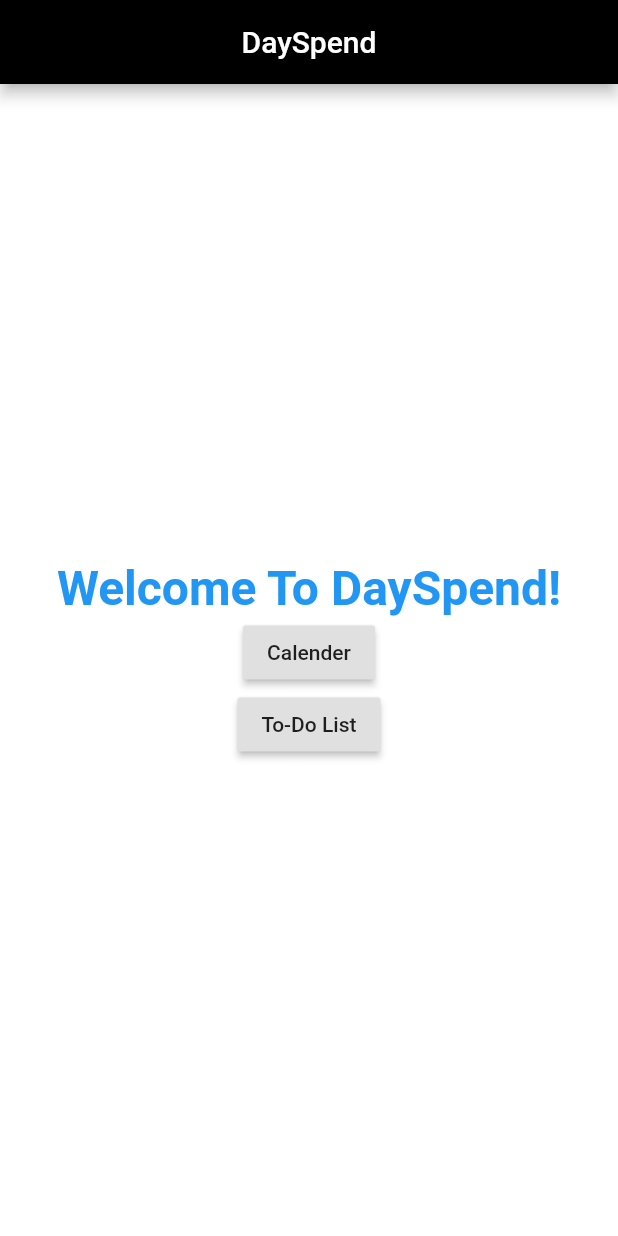
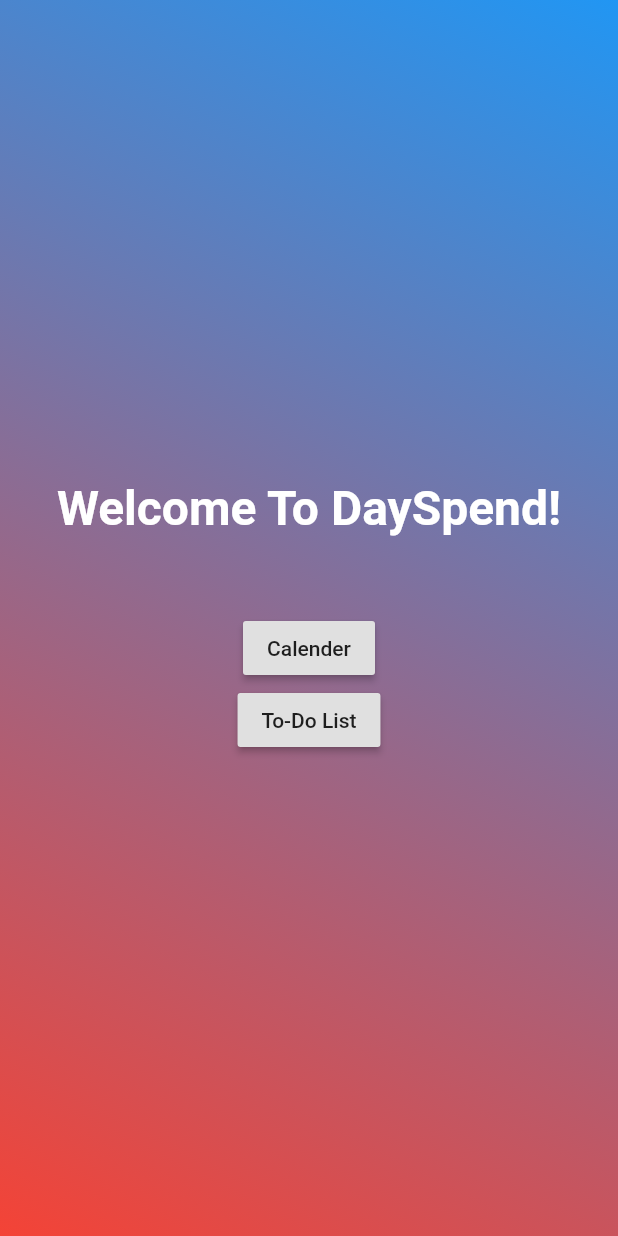
Before and after one commit to danielwse/Orbital, a Flutter app: the screen it shows after launch, on a phone screen of 412 x 824 dp. Run offline on Flutter 3.47's test engine with Material 2 defaults, Android fonts, the phone set to English and light mode, and no system bars.

Commit message:
changed background

```diff
--- a/DaySpend/lib/homepage.dart
+++ b/DaySpend/lib/homepage.dart
@@ -4,38 +4,57 @@ class HomePage extends StatelessWidget {
   @override
   Widget build(BuildContext context) {
     return Scaffold(
-      backgroundColor: Colors.white,
+        /*
       appBar: AppBar(
         backgroundColor: Colors.black,
         title: Text("DaySpend",
         style: TextStyle(color: Colors.white),
         ),
         centerTitle: true,
-      ),
-      body: Center(
+      ),*/
+        body: Container(
+      decoration: BoxDecoration(
+          gradient: LinearGradient(
+              begin: Alignment.topRight,
+              end: Alignment.bottomLeft,
+              colors: [
+            Colors.blue,
+            Colors.red,
+          ])),
       child: Column(
         mainAxisAlignment: MainAxisAlignment.center,
         children: <Widget>[
-            Text("Welcome To DaySpend!",
+          Container(
+            width: double.infinity,
+            child: Text(
+              "Welcome To DaySpend!",
               style: TextStyle(
                   fontSize: 32,
                   fontWeight: FontWeight.bold,
                   foreground: Paint()
                     ..style = PaintingStyle.fill
                     ..strokeWidth = 3
-              ..color = Colors.blue
-            )
+                    ..color = Colors.white),
+              textAlign: TextAlign.center,
             ),
-          new RaisedButton(onPressed: () {},
+            margin: EdgeInsets.only(bottom: 50),
+          ),
+          Container(
+            child: new RaisedButton(
+              onPressed: () {},
               child: new Text("Calender"),
               visualDensity: VisualDensity.adaptivePlatformDensity,
             ),
-          new RaisedButton(onPressed: () {},
-          child : new Text("To-Do List"),
+          ),
+          Container(
+            child: new RaisedButton(
+              onPressed: () {},
+              child: new Text("To-Do List"),
               visualDensity: VisualDensity.adaptivePlatformDensity,
+            ),
           )
         ],
-        ),)
-      );
+      ),
+    ));
   }
 }
```
Lines whose indentation alone changed are shown as unchanged.
